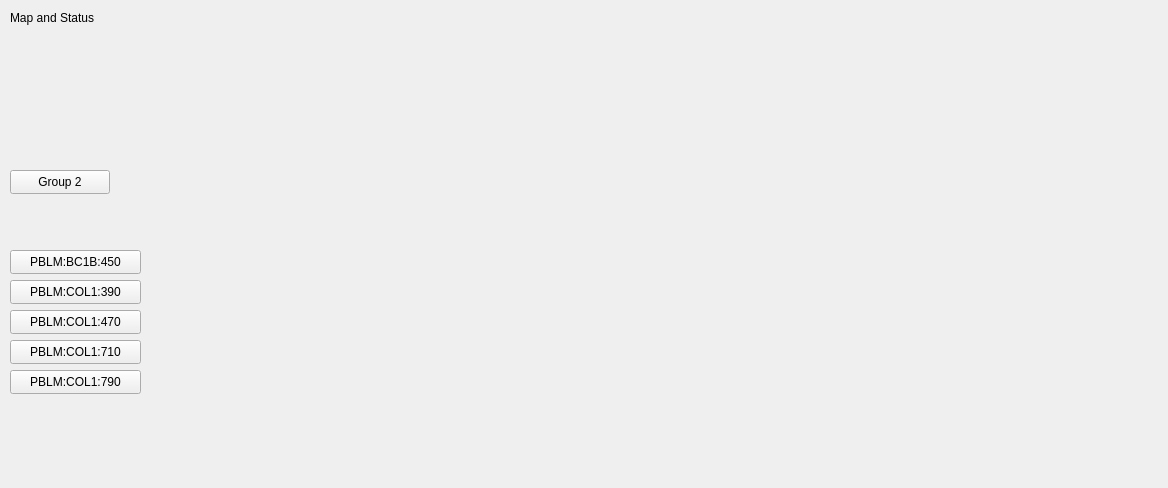
Above: l1b_main.ui from ad-build-test/pydm-mps before the change. Below: the same form after it.
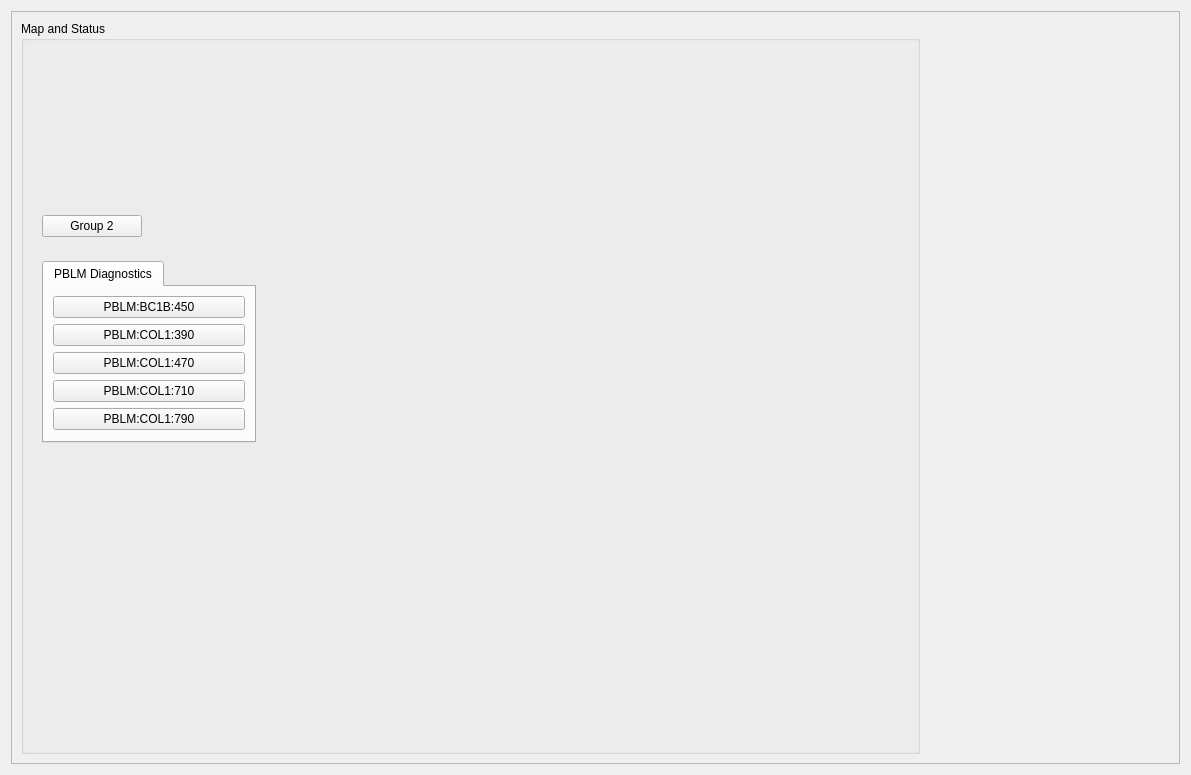
That is the form after the change. Custom widgets are drawn as their Qt base class.

Commit message: Added layout to make mps logo stay in bottom right corner.

The edit to the form file:
```diff
--- a/l1b_main.ui
+++ b/l1b_main.ui
@@ -6,21 +6,104 @@
    <rect>
     <x>0</x>
     <y>0</y>
-    <width>1168</width>
-    <height>488</height>
+    <width>1191</width>
+    <height>775</height>
    </rect>
   </property>
   <property name="windowTitle">
    <string>L1B Main</string>
   </property>
+  <layout class="QGridLayout" name="gridLayout_6">
+   <item row="0" column="0">
+    <widget class="QFrame" name="frame">
+     <property name="frameShape">
+      <enum>QFrame::StyledPanel</enum>
+     </property>
+     <property name="frameShadow">
+      <enum>QFrame::Raised</enum>
+     </property>
+     <layout class="QGridLayout" name="gridLayout_5">
+      <item row="0" column="2">
+       <widget class="QFrame" name="frame_2">
+        <property name="frameShape">
+         <enum>QFrame::NoFrame</enum>
+        </property>
+        <property name="frameShadow">
+         <enum>QFrame::Raised</enum>
+        </property>
+        <layout class="QGridLayout" name="gridLayout_2">
+         <item row="1" column="1">
+          <widget class="PyDMDrawingImage" name="PyDMDrawingImage_2">
+           <property name="minimumSize">
+            <size>
+             <width>80</width>
+             <height>75</height>
+            </size>
+           </property>
+           <property name="maximumSize">
+            <size>
+             <width>80</width>
+             <height>75</height>
+            </size>
+           </property>
+           <property name="toolTip">
+            <string/>
+           </property>
+           <property name="styleSheet">
+            <string notr="true"/>
+           </property>
+           <property name="brush" stdset="0">
+            <brush brushstyle="SolidPattern">
+             <color alpha="255">
+              <red>193</red>
+              <green>193</green>
+              <blue>195</blue>
+             </color>
+            </brush>
+           </property>
+           <property name="filename" stdset="0">
+            <string>lcls_mps_lockup_stacked_digital.png</string>
+           </property>
+          </widget>
+         </item>
+         <item row="0" column="1">
+          <spacer name="verticalSpacer">
+           <property name="orientation">
+            <enum>Qt::Vertical</enum>
+           </property>
+           <property name="sizeHint" stdset="0">
+            <size>
+             <width>20</width>
+             <height>40</height>
+            </size>
+           </property>
+          </spacer>
+         </item>
+        </layout>
+       </widget>
+      </item>
+      <item row="0" column="0">
+       <widget class="QGroupBox" name="groupBox">
+        <property name="title">
+         <string>Map and Status</string>
+        </property>
+        <layout class="QGridLayout" name="gridLayout_4">
+         <item row="1" column="0">
+          <widget class="QFrame" name="frame_3">
+           <property name="frameShape">
+            <enum>QFrame::NoFrame</enum>
+           </property>
+           <property name="frameShadow">
+            <enum>QFrame::Raised</enum>
+           </property>
+           <layout class="QGridLayout" name="gridLayout_3">
+            <item row="0" column="0">
   <widget class="PyDMRelatedDisplayButton" name="PyDMRelatedDisplayButton_5">
-   <property name="geometry">
-    <rect>
-     <x>10</x>
-     <y>170</y>
+              <property name="minimumSize">
+               <size>
      <width>100</width>
-     <height>24</height>
-    </rect>
+                <height>20</height>
+               </size>
    </property>
    <property name="toolTip">
     <string/>
@@ -40,43 +123,81 @@
     <bool>true</bool>
    </property>
   </widget>
-  <widget class="PyDMEmbeddedDisplay" name="PyDMEmbeddedDisplay_3">
-   <property name="geometry">
-    <rect>
-     <x>10</x>
-     <y>30</y>
-     <width>881</width>
-     <height>135</height>
-    </rect>
-   </property>
-   <property name="toolTip">
-    <string/>
-   </property>
-   <property name="filename" stdset="0">
-    <string>$PHYSICS_TOP/mps_configuration/current/display/areas/mps_l1b_link_nodes.ui</string>
-   </property>
-  </widget>
-  <widget class="QLabel" name="label_3">
-   <property name="geometry">
-    <rect>
-     <x>10</x>
-     <y>10</y>
-     <width>121</width>
-     <height>16</height>
-    </rect>
-   </property>
-   <property name="text">
-    <string>Map and Status</string>
-   </property>
-  </widget>
+            </item>
+            <item row="0" column="1">
+             <spacer name="horizontalSpacer_5">
+              <property name="orientation">
+               <enum>Qt::Horizontal</enum>
+              </property>
+              <property name="sizeHint" stdset="0">
+               <size>
+                <width>40</width>
+                <height>20</height>
+               </size>
+              </property>
+             </spacer>
+            </item>
+           </layout>
+          </widget>
+         </item>
+         <item row="2" column="0">
+          <widget class="QFrame" name="frame_4">
+           <property name="minimumSize">
+            <size>
+             <width>0</width>
+             <height>120</height>
+            </size>
+           </property>
+           <property name="frameShape">
+            <enum>QFrame::NoFrame</enum>
+           </property>
+           <property name="frameShadow">
+            <enum>QFrame::Raised</enum>
+           </property>
+           <layout class="QGridLayout" name="gridLayout_7">
+            <item row="0" column="2">
+             <spacer name="horizontalSpacer_3">
+              <property name="orientation">
+               <enum>Qt::Horizontal</enum>
+              </property>
+              <property name="sizeHint" stdset="0">
+               <size>
+                <width>40</width>
+                <height>20</height>
+               </size>
+              </property>
+             </spacer>
+            </item>
+            <item row="0" column="3">
+             <spacer name="horizontalSpacer_2">
+              <property name="orientation">
+               <enum>Qt::Horizontal</enum>
+              </property>
+              <property name="sizeHint" stdset="0">
+               <size>
+                <width>40</width>
+                <height>20</height>
+               </size>
+              </property>
+             </spacer>
+            </item>
+            <item row="0" column="0">
+             <widget class="QTabWidget" name="tabWidget">
+              <property name="currentIndex">
+               <number>0</number>
+              </property>
+              <widget class="QWidget" name="tab">
+               <attribute name="title">
+                <string>PBLM Diagnostics</string>
+               </attribute>
+               <layout class="QGridLayout" name="gridLayout">
+                <item row="0" column="0">
   <widget class="PyDMEDMDisplayButton" name="PyDMEDMDisplayButton">
-   <property name="geometry">
-    <rect>
-     <x>10</x>
-     <y>250</y>
-     <width>131</width>
-     <height>24</height>
-    </rect>
+                  <property name="minimumSize">
+                   <size>
+                    <width>150</width>
+                    <height>20</height>
+                   </size>
    </property>
    <property name="toolTip">
     <string/>
@@ -104,14 +225,14 @@
     <bool>true</bool>
    </property>
   </widget>
+                </item>
+                <item row="4" column="0">
   <widget class="PyDMEDMDisplayButton" name="PyDMEDMDisplayButton_4">
-   <property name="geometry">
-    <rect>
-     <x>10</x>
-     <y>370</y>
-     <width>131</width>
-     <height>24</height>
-    </rect>
+                  <property name="minimumSize">
+                   <size>
+                    <width>150</width>
+                    <height>20</height>
+                   </size>
    </property>
    <property name="toolTip">
     <string/>
@@ -141,49 +262,14 @@
     <bool>true</bool>
    </property>
   </widget>
-  <widget class="PyDMEDMDisplayButton" name="PyDMEDMDisplayButton_2">
-   <property name="geometry">
-    <rect>
-     <x>10</x>
-     <y>280</y>
-     <width>131</width>
-     <height>24</height>
-    </rect>
-   </property>
-   <property name="toolTip">
-    <string/>
-   </property>
-   <property name="text">
-    <string>PBLM:COL1:390</string>
-   </property>
-   <property name="filenames" stdset="0">
-    <stringlist>
-     <string>$EDM/bcs/bcs_pblm_status.edl</string>
-    </stringlist>
-   </property>
-   <property name="titles" stdset="0">
-    <stringlist/>
-   </property>
-   <property name="showIcon" stdset="0">
-    <bool>false</bool>
-   </property>
-   <property name="macros" stdset="0">
-    <stringlist>
-     <string>BLM=PBLM:COL1:390</string>
-    </stringlist>
-   </property>
-   <property name="openInNewWindow" stdset="0">
-    <bool>true</bool>
-   </property>
-  </widget>
+                </item>
+                <item row="2" column="0">
   <widget class="PyDMEDMDisplayButton" name="PyDMEDMDisplayButton_3">
-   <property name="geometry">
-    <rect>
-     <x>10</x>
-     <y>310</y>
-     <width>131</width>
-     <height>24</height>
-    </rect>
+                  <property name="minimumSize">
+                   <size>
+                    <width>150</width>
+                    <height>20</height>
+                   </size>
    </property>
    <property name="toolTip">
     <string/>
@@ -213,14 +299,49 @@
     <bool>true</bool>
    </property>
   </widget>
+                </item>
+                <item row="1" column="0">
+                 <widget class="PyDMEDMDisplayButton" name="PyDMEDMDisplayButton_2">
+                  <property name="minimumSize">
+                   <size>
+                    <width>150</width>
+                    <height>20</height>
+                   </size>
+                  </property>
+                  <property name="toolTip">
+                   <string/>
+                  </property>
+                  <property name="text">
+                   <string>PBLM:COL1:390</string>
+                  </property>
+                  <property name="filenames" stdset="0">
+                   <stringlist>
+                    <string>$EDM/bcs/bcs_pblm_status.edl</string>
+                   </stringlist>
+                  </property>
+                  <property name="titles" stdset="0">
+                   <stringlist/>
+                  </property>
+                  <property name="showIcon" stdset="0">
+                   <bool>false</bool>
+                  </property>
+                  <property name="macros" stdset="0">
+                   <stringlist>
+                    <string>BLM=PBLM:COL1:390</string>
+                   </stringlist>
+                  </property>
+                  <property name="openInNewWindow" stdset="0">
+                   <bool>true</bool>
+                  </property>
+                 </widget>
+                </item>
+                <item row="3" column="0">
   <widget class="PyDMEDMDisplayButton" name="PyDMEDMDisplayButton_5">
-   <property name="geometry">
-    <rect>
-     <x>10</x>
-     <y>340</y>
-     <width>131</width>
-     <height>24</height>
-    </rect>
+                  <property name="minimumSize">
+                   <size>
+                    <width>150</width>
+                    <height>20</height>
+                   </size>
    </property>
    <property name="toolTip">
     <string/>
@@ -250,42 +371,91 @@
     <bool>true</bool>
    </property>
   </widget>
-  <widget class="PyDMDrawingImage" name="PyDMDrawingImage_2">
-   <property name="geometry">
-    <rect>
-     <x>970</x>
-     <y>400</y>
-     <width>80</width>
-     <height>75</height>
-    </rect>
+                </item>
+               </layout>
+              </widget>
+             </widget>
+            </item>
+            <item row="0" column="1">
+             <spacer name="horizontalSpacer_4">
+              <property name="orientation">
+               <enum>Qt::Horizontal</enum>
+              </property>
+              <property name="sizeHint" stdset="0">
+               <size>
+                <width>40</width>
+                <height>20</height>
+               </size>
+              </property>
+             </spacer>
+            </item>
+           </layout>
+          </widget>
+         </item>
+         <item row="0" column="0">
+          <widget class="PyDMEmbeddedDisplay" name="PyDMEmbeddedDisplay_3">
+           <property name="minimumSize">
+            <size>
+             <width>875</width>
+             <height>150</height>
+            </size>
    </property>
    <property name="toolTip">
     <string/>
    </property>
-   <property name="styleSheet">
-    <string notr="true"/>
-   </property>
-   <property name="brush" stdset="0">
-    <brush brushstyle="SolidPattern">
-     <color alpha="255">
-      <red>193</red>
-      <green>193</green>
-      <blue>195</blue>
-     </color>
-    </brush>
-   </property>
    <property name="filename" stdset="0">
-    <string>lcls_mps_lockup_stacked_digital.png</string>
-   </property>
-  </widget>
+            <string>$PHYSICS_TOP/mps_configuration/current/display/areas/mps_l1b_link_nodes.ui</string>
+           </property>
+          </widget>
+         </item>
+         <item row="4" column="0">
+          <spacer name="verticalSpacer_2">
+           <property name="orientation">
+            <enum>Qt::Vertical</enum>
+           </property>
+           <property name="sizeHint" stdset="0">
+            <size>
+             <width>20</width>
+             <height>40</height>
+            </size>
+           </property>
+          </spacer>
+         </item>
+         <item row="3" column="0">
+          <spacer name="verticalSpacer_3">
+           <property name="orientation">
+            <enum>Qt::Vertical</enum>
+           </property>
+           <property name="sizeHint" stdset="0">
+            <size>
+             <width>20</width>
+             <height>40</height>
+            </size>
+           </property>
+          </spacer>
+         </item>
+        </layout>
+       </widget>
+      </item>
+      <item row="0" column="1">
+       <spacer name="horizontalSpacer">
+        <property name="orientation">
+         <enum>Qt::Horizontal</enum>
+        </property>
+        <property name="sizeHint" stdset="0">
+         <size>
+          <width>40</width>
+          <height>20</height>
+         </size>
+        </property>
+       </spacer>
+      </item>
+     </layout>
+    </widget>
+   </item>
+  </layout>
  </widget>
  <customwidgets>
-  <customwidget>
-   <class>PyDMEDMDisplayButton</class>
-   <extends>PyDMRelatedDisplayButton</extends>
-   <header>edmbutton.edm_button</header>
-   <container>1</container>
-  </customwidget>
   <customwidget>
    <class>PyDMRelatedDisplayButton</class>
    <extends>QPushButton</extends>
@@ -301,6 +471,12 @@
    <extends>QWidget</extends>
    <header>pydm.widgets.drawing</header>
   </customwidget>
+  <customwidget>
+   <class>PyDMEDMDisplayButton</class>
+   <extends>PyDMRelatedDisplayButton</extends>
+   <header>edmbutton.edm_button</header>
+   <container>1</container>
+  </customwidget>
  </customwidgets>
  <resources/>
  <connections/>
```
Lines whose indentation alone changed are shown as unchanged. The commit also changes 11 other files.
